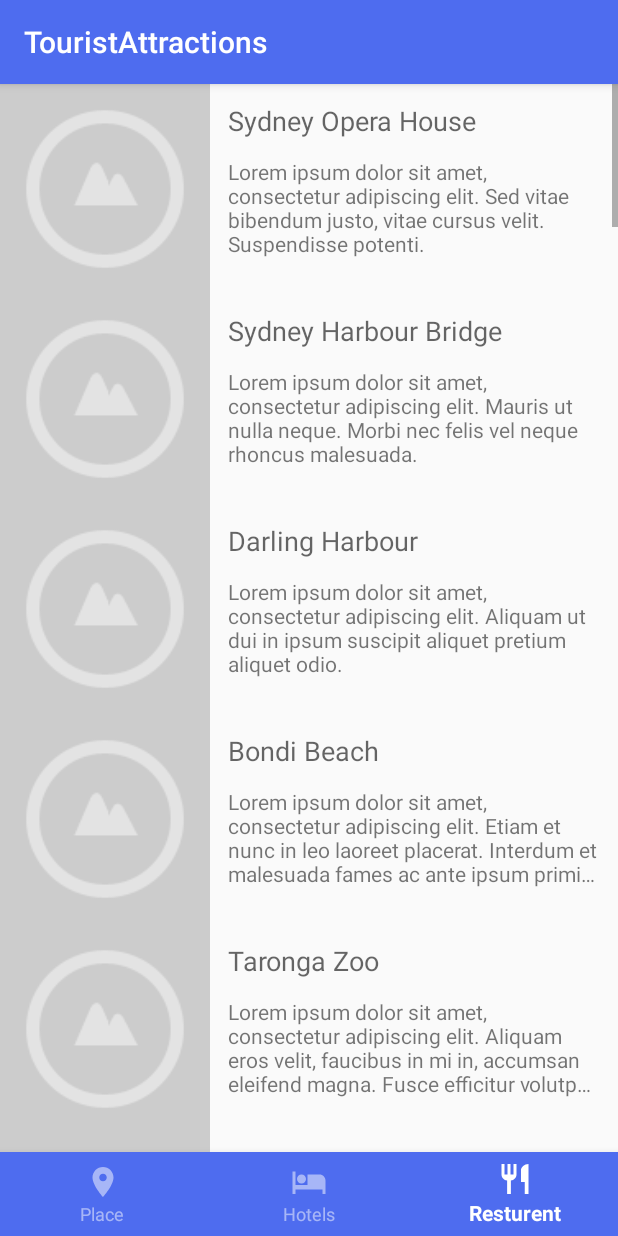
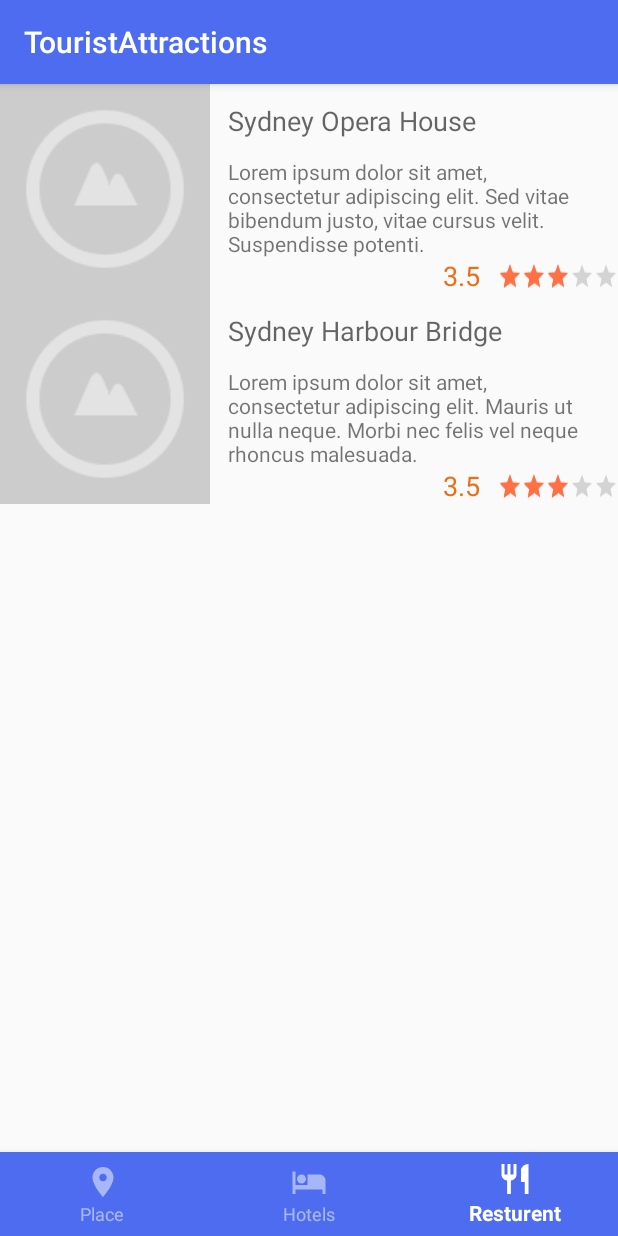
Before and after one commit to savanipoojan78/Tourist, an Android app: the screen it shows after launch (AttractionListActivity), item 3 of the bottom bar chosen, on a phone screen of 412 x 824 dp. Run offline under Robolectric (Android 15) with nearby library versions, the phone set to English and light mode, and no system bars; libraries missing offline, so code that uses them is left out: com.google.maps.android; pictures from the network do not load; 2 statements that could not run were skipped.

Commit message:
Resturent Fragment Complete

```diff
--- /dev/null
+++ b/Application/src/main/java/com/example/android/xyztouristattractions/ResturentConstruction.java
@@ -0,0 +1,31 @@
+package com.example.android.xyztouristattractions;
+
+import android.graphics.Bitmap;
+import android.net.Uri;
+
+import com.google.android.gms.maps.model.LatLng;
+
+public class ResturentConstruction {
+    public String name;
+    public String description;
+    public String longDescription;
+    public Uri imageUrl;
+    public Uri secondaryImageUrl;
+    public LatLng location;
+    public String city;
+
+    public Bitmap image;
+    public Bitmap secondaryImage;
+    public String distance;
+
+    public ResturentConstruction(String name, String description, String longDescription, Uri imageUrl,
+                      Uri secondaryImageUrl, LatLng location, String city) {
+        this.name = name;
+        this.description = description;
+        this.longDescription = longDescription;
+        this.imageUrl = imageUrl;
+        this.secondaryImageUrl = secondaryImageUrl;
+        this.location = location;
+        this.city = city;
+    }
+}
--- /dev/null
+++ b/Application/src/main/java/com/example/android/xyztouristattractions/provider/ResturentAttractions.java
@@ -0,0 +1,95 @@
+package com.example.android.xyztouristattractions.provider;
+
+import android.net.Uri;
+
+import com.example.android.xyztouristattractions.ResturentConstruction;
+import com.google.android.gms.location.Geofence;
+import com.google.android.gms.maps.model.LatLng;
+import com.google.maps.android.SphericalUtil;
+
+import java.util.ArrayList;
+import java.util.HashMap;
+import java.util.List;
+import java.util.Map;
+
+public class ResturentAttractions {
+    public static final String CITY_SYDNEY = "Sydney";
+    public static final String CITY_India = "Dehli";
+
+    public static final String TEST_CITY = CITY_SYDNEY;
+
+    private static final float TRIGGER_RADIUS = 2000; // 2KM
+    private static final int TRIGGER_TRANSITION = Geofence.GEOFENCE_TRANSITION_ENTER |
+            Geofence.GEOFENCE_TRANSITION_EXIT;
+    private static final long EXPIRATION_DURATION = Geofence.NEVER_EXPIRE;
+
+    public static final Map<String, LatLng> CITY_LOCATIONS = new HashMap<String, LatLng>() {{
+        put(CITY_SYDNEY, new LatLng(-33.873651, 151.2068896));
+    }};
+
+
+    public static final HashMap<String, List<ResturentConstruction>> ResturentATTRACTIONS =
+            new HashMap<String, List<ResturentConstruction>>() {{
+
+                put(CITY_SYDNEY, new ArrayList<ResturentConstruction> () {{
+                    add(new ResturentConstruction(
+                            "Sydney Opera House",
+                            "Lorem ipsum dolor sit amet, consectetur adipiscing elit. Sed vitae bibendum justo, vitae cursus velit. Suspendisse potenti.",
+                            "Lorem ipsum dolor sit amet, consectetur adipiscing elit. Sed vitae bibendum justo, vitae cursus velit. Suspendisse potenti. Suspendisse scelerisque risus justo, non tincidunt nibh blandit et. Vivamus elit lacus, luctus nec erat in, pharetra semper turpis. Quisque viverra nulla ligula, non pulvinar ante dictum sit amet. Vestibulum aliquet tortor mauris, vel suscipit nisl malesuada eget. Aliquam maximus dictum euismod. Maecenas leo quam, volutpat id diam eget, placerat fringilla ipsum. Nam pretium vehicula augue quis euismod.\n\nNam sed blandit magna. Vestibulum a fermentum arcu. Vestibulum et ligula at nisi luctus facilisis. Proin fermentum enim a nibh commodo finibus. Suspendisse justo elit, vulputate ut ipsum at, pellentesque auctor massa. Praesent vestibulum erat interdum imperdiet dapibus. In hac habitasse platea dictumst. Proin varius orci vitae tempor vulputate.\n\nEtiam sed mollis orci. Integer et ex sed tortor scelerisque blandit semper id libero. Nulla facilisi. Pellentesque tempor magna eget massa ultrices, et efficitur lectus finibus.",
+                            Uri.parse("https://lh5.googleusercontent.com/-7fb5ybQhUbo/VGLWjIL4RmI/AAAAAAAAACM/2jLe_msj_tk/w600-no/IMG_0049.JPG"),
+                            Uri.parse("https://lh3.googleusercontent.com/-EFEw6s7mT6I/VGLkCH4Xt4I/AAAAAAAAADY/ZlznhaQvb8E/w600-no/DSC_2775.JPG"),
+                            new LatLng(-33.858667, 151.214028),
+                            CITY_SYDNEY
+                    ));
+
+                    add(new ResturentConstruction(
+                            "Sydney Harbour Bridge",
+                            "Lorem ipsum dolor sit amet, consectetur adipiscing elit. Mauris ut nulla neque. Morbi nec felis vel neque rhoncus malesuada.",
+                            "Lorem ipsum dolor sit amet, consectetur adipiscing elit. Mauris ut nulla neque. Morbi nec felis vel neque rhoncus malesuada. Mauris non nisi est. Nunc in ipsum euismod, suscipit dolor eget, efficitur nisi. Integer venenatis mauris mauris, quis luctus risus pellentesque a. Duis tempus est at ligula vehicula fermentum. Class aptent taciti sociosqu ad litora torquent per conubia nostra, per inceptos himenaeos.\n\nNam ut sodales nibh, euismod aliquet lectus. Curabitur ornare dictum nisi, at faucibus magna. Morbi tempus nibh sed sodales volutpat. Etiam sodales, turpis sit amet porttitor tristique, libero libero faucibus est, viverra dictum risus ipsum vel augue. Nulla dolor magna, iaculis ac ornare id, fermentum eget massa. Sed mattis, odio nec sodales vehicula, neque metus ullamcorper nulla, sit amet ullamcorper risus lectus a ipsum. Curabitur venenatis feugiat quam nec elementum. Curabitur a interdum urna. Curabitur tincidunt tortor eget neque condimentum blandit. Etiam imperdiet, enim nec blandit convallis, nunc augue.",
+                            Uri.parse("https://lh6.googleusercontent.com/-ORRJtfLQlaw/VGLmQPv3n8I/AAAAAAAAAD8/2TzSCCPzl9k/w600-no/DSC04114.JPG"),
+                            Uri.parse("https://lh4.googleusercontent.com/-ch9Kk-7pD68/VGLkCNh5niI/AAAAAAAAADc/ztxkRHWX-po/w600-no/DSC_2739.JPG"),
+                            new LatLng(-33.852222, 151.210556),
+                            CITY_SYDNEY
+                    ));
+
+
+
+                }});
+
+            }};
+
+    /**
+     * Creates a list of geofences based on the city locations
+     */
+    public static List<Geofence> getGeofenceList() {
+        List<Geofence> geofenceList = new ArrayList<Geofence>();
+        for (String city : CITY_LOCATIONS.keySet()) {
+            LatLng cityLatLng = CITY_LOCATIONS.get(city);
+            geofenceList.add(new Geofence.Builder()
+                    .setCircularRegion(cityLatLng.latitude, cityLatLng.longitude, TRIGGER_RADIUS)
+                    .setRequestId(city)
+                    .setTransitionTypes(TRIGGER_TRANSITION)
+                    .setExpirationDuration(EXPIRATION_DURATION)
+                    .build());
+        }
+        return geofenceList;
+    }
+
+    public static String getClosestCity(LatLng curLatLng) {
+        if (curLatLng == null) {
+            // If location is unknown return test city so some data is shown
+            return TEST_CITY;
+        }
+
+        double minDistance = 0;
+        String closestCity = null;
+        for (Map.Entry<String, LatLng> entry: CITY_LOCATIONS.entrySet()) {
+            double distance = SphericalUtil.computeDistanceBetween(curLatLng, entry.getValue());
+            if (minDistance == 0 || distance < minDistance) {
+                minDistance = distance;
+                closestCity = entry.getKey();
+            }
+        }
+        return closestCity;
+    }
+}
--- a/Application/src/main/java/com/example/android/xyztouristattractions/ui/Hotel.java
+++ b/Application/src/main/java/com/example/android/xyztouristattractions/ui/Hotel.java
@@ -145,6 +145,7 @@ public class Hotel extends Fragment {
             HotelConstruction attraction = mAttractionList.get(position);
 
             holder.mTitleTextView.setText(attraction.name);
+            holder.ratingnum.setText(attraction.rating);
             holder.mDescriptionTextView.setText(attraction.description);
             holder.rating.setRating(Float.parseFloat(attraction.rating));
             holder.Rupee.setText(attraction.Rupee);
@@ -195,6 +196,7 @@ public class Hotel extends Fragment {
         ImageView mImageView;
         RatingBar rating;
         TextView Rupee;
+        TextView ratingnum;
         Hotel.ItemClickListener mItemClickListener;
 
         public ViewHolder(View view, Hotel.ItemClickListener itemClickListener) {
@@ -205,6 +207,8 @@ public class Hotel extends Fragment {
             mImageView = (ImageView) view.findViewById(android.R.id.icon);
             rating=(RatingBar)view.findViewById(R.id.rating);
             Rupee=(TextView)view.findViewById(R.id.Ruppe);
+            ratingnum=(TextView)view.findViewById(R.id.ratingnumber);
+
             mItemClickListener = itemClickListener;
             view.setOnClickListener(this);
         }
--- a/Application/src/main/java/com/example/android/xyztouristattractions/ui/Resturent.java
+++ b/Application/src/main/java/com/example/android/xyztouristattractions/ui/Resturent.java
@@ -21,8 +21,9 @@ import com.bumptech.glide.load.engine.DiskCacheStrategy;
 import com.example.android.xyztouristattractions.Attraction;
 import com.example.android.xyztouristattractions.Constants;
 import com.example.android.xyztouristattractions.R;
+import com.example.android.xyztouristattractions.ResturentConstruction;
 import com.example.android.xyztouristattractions.Utils;
-import com.example.android.xyztouristattractions.provider.TouristAttractions;
+import com.example.android.xyztouristattractions.provider.ResturentAttractions;
 import com.example.android.xyztouristattractions.service.UtilityService;
 import com.google.android.gms.location.FusedLocationProviderApi;
 import com.google.android.gms.maps.model.LatLng;
@@ -32,7 +33,7 @@ import java.util.Collections;
 import java.util.Comparator;
 import java.util.List;
 
-import static com.example.android.xyztouristattractions.provider.TouristAttractions.ATTRACTIONS;
+import static com.example.android.xyztouristattractions.provider.ResturentAttractions.ResturentATTRACTIONS;
 
 /**
  * A simple {@link Fragment} subclass.
@@ -56,7 +57,7 @@ public class Resturent extends Fragment {
                 * Constants.IMAGE_ANIM_MULTIPLIER;
 
         mLatestLocation = Utils.getLocation(getActivity());
-        List<Attraction> attractions = loadAttractionsFromLocation(mLatestLocation);
+        List<ResturentConstruction> attractions = loadAttractionsFromLocation(mLatestLocation);
         mAdapter = new Resturent.AttractionAdapter(getActivity(), attractions);
 
         View view = inflater.inflate(R.layout.fragment_main, container, false);
@@ -96,15 +97,15 @@ public class Resturent extends Fragment {
         }
     };
 
-    private static List<Attraction> loadAttractionsFromLocation(final LatLng curLatLng) {
-        String closestCity = TouristAttractions.getClosestCity(curLatLng);
+    private static List<ResturentConstruction> loadAttractionsFromLocation(final LatLng curLatLng) {
+        String closestCity = ResturentAttractions.getClosestCity(curLatLng);
         if (closestCity != null) {
-            List<Attraction> attractions = ATTRACTIONS.get(closestCity);
+            List<ResturentConstruction> attractions = ResturentATTRACTIONS.get(closestCity);
             if (curLatLng != null) {
                 Collections.sort(attractions,
-                        new Comparator<Attraction>() {
+                        new Comparator<ResturentConstruction>() {
                             @Override
-                            public int compare(Attraction lhs, Attraction rhs) {
+                            public int compare(ResturentConstruction lhs, ResturentConstruction rhs) {
                                 double lhsDistance = SphericalUtil.computeDistanceBetween(
                                         lhs.location, curLatLng);
                                 double rhsDistance = SphericalUtil.computeDistanceBetween(
@@ -122,10 +123,10 @@ public class Resturent extends Fragment {
     private class AttractionAdapter extends RecyclerView.Adapter<Resturent.ViewHolder>
             implements Resturent.ItemClickListener {
 
-        public List<Attraction> mAttractionList;
+        public List<ResturentConstruction> mAttractionList;
         private Context mContext;
 
-        public AttractionAdapter(Context context, List<Attraction> attractions) {
+        public AttractionAdapter(Context context, List<ResturentConstruction> attractions) {
             super();
             mContext = context;
             mAttractionList = attractions;
@@ -134,13 +135,13 @@ public class Resturent extends Fragment {
         @Override
         public Resturent.ViewHolder onCreateViewHolder(ViewGroup parent, int viewType) {
             LayoutInflater inflater = LayoutInflater.from(mContext);
-            View view = inflater.inflate(R.layout.list_row, parent, false);
+            View view = inflater.inflate(R.layout.list_resturent, parent, false);
             return new Resturent.ViewHolder(view, this);
         }
 
         @Override
         public void onBindViewHolder(Resturent.ViewHolder holder, int position) {
-            Attraction attraction = mAttractionList.get(position);
+            ResturentConstruction attraction = mAttractionList.get(position);
 
             holder.mTitleTextView.setText(attraction.name);
             holder.mDescriptionTextView.setText(attraction.description);
--- a/Application/src/main/res/layout/list_hotel.xml
+++ b/Application/src/main/res/layout/list_hotel.xml
@@ -61,17 +61,34 @@
             android:layout_alignBottom="@android:id/text1"
             android:layout_alignParentEnd="true"
             android:text="₹5000"
-            android:textSize="16sp" />
+            android:textSize="16sp"
+            android:textStyle="bold" />
+        <TextView
+            android:id="@+id/ratingnumber"
+            android:layout_width="wrap_content"
+            android:layout_height="wrap_content"
+            android:layout_alignParentBottom="true"
+            android:layout_alignParentEnd="true"
+            android:layout_marginEnd="92dp"
+            android:text="3.5"
+            android:textAlignment="viewStart"
+            android:textColor="#e7711b"
+            android:textSize="18sp" />
 
         <RatingBar
             android:id="@+id/rating"
-            style="?android:attr/ratingBarStyleSmall"
+            style="@style/Widget.AppCompat.RatingBar.Small"
             android:layout_width="wrap_content"
             android:layout_height="wrap_content"
             android:layout_alignParentBottom="true"
             android:layout_alignParentEnd="true"
             android:numStars="5"
-            android:rating="3" />
+            android:paddingBottom="5dp"
+            android:rating="3"
+            android:scaleY="1.2"
+            android:stepSize="0.1"
+            android:transformPivotX="0dp"
+            android:transformPivotY="0dp" />
 
     </RelativeLayout>
 
--- /dev/null
+++ b/Application/src/main/res/layout/list_resturent.xml
@@ -0,0 +1,85 @@
+<?xml version="1.0" encoding="utf-8"?>
+<FrameLayout xmlns:android="http://schemas.android.com/apk/res/android"
+    xmlns:tools="http://schemas.android.com/tools"
+    android:layout_width="match_parent"
+    android:layout_height="@dimen/image_size"
+    android:foreground="?attr/selectableItemBackground">
+
+    <RelativeLayout
+        android:layout_width="match_parent"
+        android:layout_height="match_parent">
+
+        <ImageView
+            android:id="@android:id/icon"
+            android:layout_width="@dimen/image_size"
+            android:layout_height="match_parent"
+            android:scaleType="centerCrop"
+            android:src="@drawable/empty_photo"
+            android:transitionName="image" />
+
+        <TextView
+            android:id="@+id/overlaytext"
+            style="?android:textAppearanceSmallInverse"
+            android:layout_width="@dimen/image_size"
+            android:layout_height="wrap_content"
+            android:layout_alignBottom="@android:id/icon"
+            android:background="@color/text_background"
+            android:gravity="center"
+            android:padding="@dimen/tiny_margin"
+            tools:text="Overlay" />
+
+        <TextView
+            android:id="@android:id/text1"
+            style="?android:textAppearanceMedium"
+            android:layout_width="wrap_content"
+            android:layout_height="wrap_content"
+            android:layout_toEndOf="@android:id/icon"
+            android:ellipsize="end"
+            android:maxLines="1"
+            android:paddingLeft="@dimen/small_margin"
+            android:paddingRight="@dimen/small_margin"
+            android:paddingTop="@dimen/small_margin"
+            tools:text="Title 1" />
+
+        <TextView
+            android:id="@android:id/text2"
+            style="?android:textAppearanceSmall"
+            android:layout_width="match_parent"
+            android:layout_height="wrap_content"
+            android:layout_below="@android:id/text1"
+            android:layout_toEndOf="@android:id/icon"
+            android:ellipsize="end"
+            android:maxLines="4"
+            android:padding="@dimen/small_margin"
+            tools:text="Description goes here" />
+
+
+        <TextView
+            android:layout_width="wrap_content"
+            android:layout_height="wrap_content"
+            android:layout_alignParentBottom="true"
+            android:layout_alignParentEnd="true"
+            android:layout_marginEnd="92dp"
+            android:text="3.5"
+            android:textAlignment="viewStart"
+            android:textColor="#e7711b"
+            android:textSize="18sp" />
+
+        <RatingBar
+            android:id="@+id/rating"
+            style="@style/Widget.AppCompat.RatingBar.Small"
+            android:layout_width="wrap_content"
+            android:layout_height="wrap_content"
+            android:layout_alignParentBottom="true"
+            android:layout_alignParentEnd="true"
+            android:numStars="5"
+            android:paddingBottom="5dp"
+            android:rating="3"
+            android:scaleY="1.2"
+            android:stepSize="0.1"
+            android:transformPivotX="0dp"
+            android:transformPivotY="0dp" />
+
+    </RelativeLayout>
+
+</FrameLayout>
```
Also changed, not shown: 214 other files.
